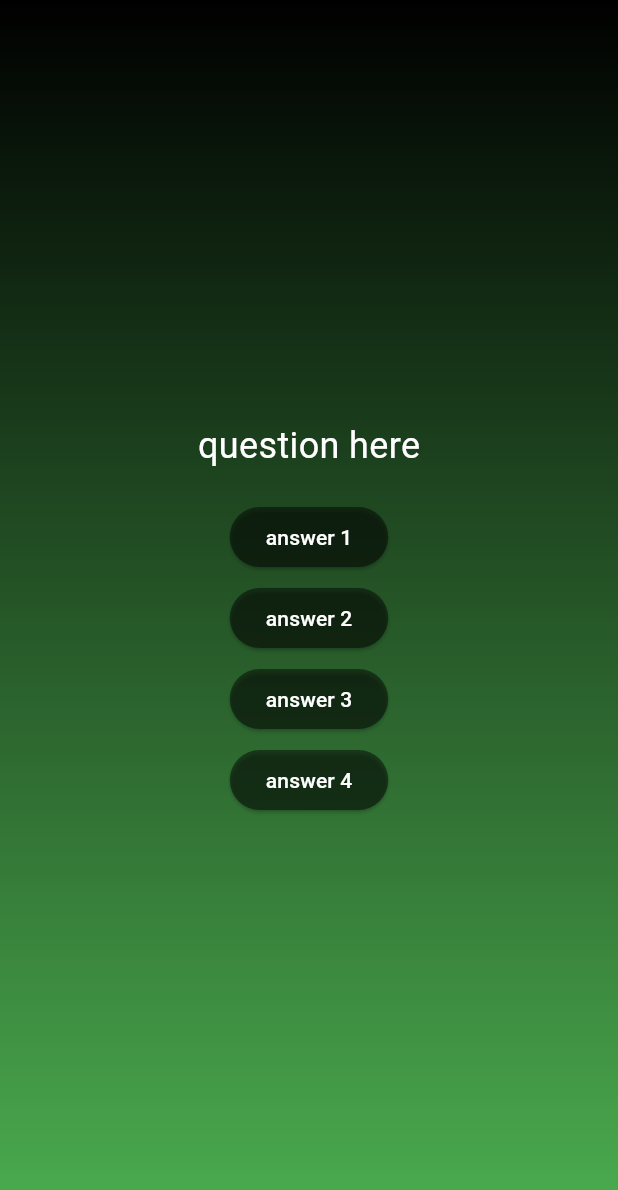
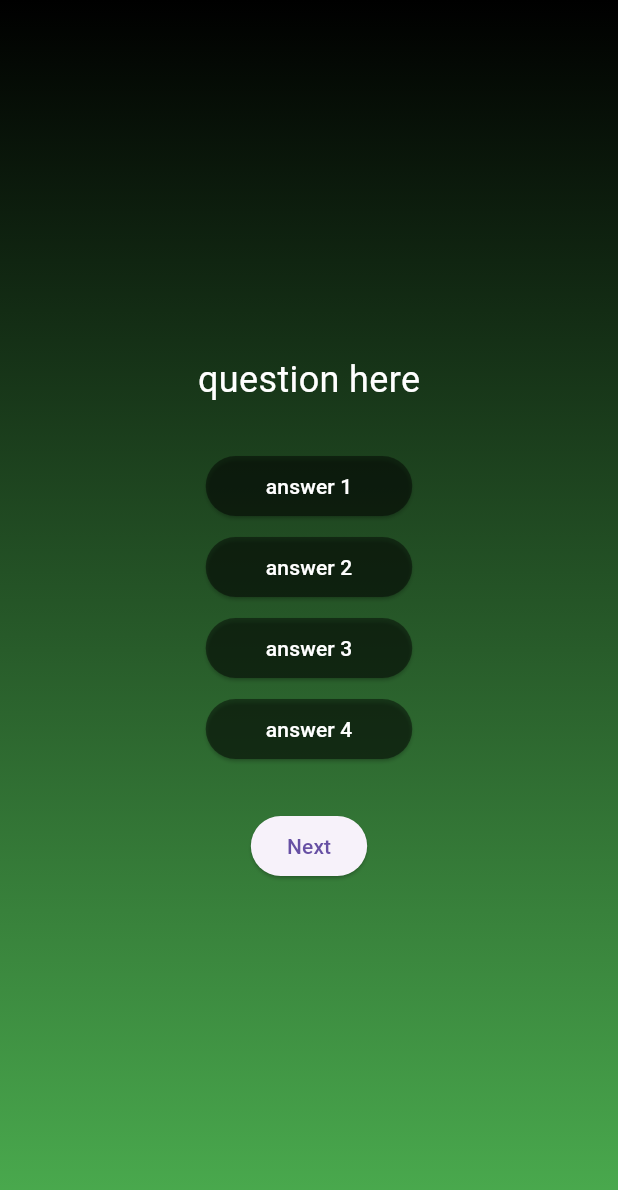
Before and after one commit to cheesyGarlicBread15/adv_basics, a Flutter app: the screen it shows after launch, after a tap on "Start Quiz", on a phone screen of 412 x 824 dp. Shown: the top 1190 px of the screen. Run offline on Flutter 3.47's test engine with Material 3 defaults, Android fonts, the phone set to English and light mode, and no system bars.

Commit message:
↓ optimized design

```diff
--- /dev/null
+++ b/lib/buttons/answer_button.dart
@@ -0,0 +1,20 @@
+import 'package:flutter/material.dart';
+
+class AnswerButton extends StatelessWidget {
+  final String answer;
+  final void Function() onTap;
+  const AnswerButton({super.key, required this.answer, required this.onTap});
+
+  @override
+  Widget build(BuildContext context) {
+    return ElevatedButton(
+        onPressed: onTap,
+        style: ElevatedButton.styleFrom(
+            backgroundColor: Colors.black45,
+            padding: const EdgeInsets.symmetric(horizontal: 40, vertical: 10)),
+        child: Text(
+          answer,
+          style: const TextStyle(color: Colors.white),
+        ));
+  }
+}
--- a/lib/questions_screen.dart
+++ b/lib/questions_screen.dart
@@ -1,3 +1,4 @@
+import 'package:adv_basics/buttons/answer_button.dart';
 import 'package:flutter/material.dart';
 import 'package:flutter/rendering.dart';
 import 'package:flutter/widgets.dart';
@@ -12,9 +13,10 @@ class QuestionsScreen extends StatefulWidget {
 class _QuestionsScreenState extends State<QuestionsScreen> {
   @override
   Widget build(BuildContext context) {
-    return Center(
+    return SizedBox(
+      width: double.infinity,
       child: Column(
-        mainAxisSize: MainAxisSize.min,
+        mainAxisAlignment: MainAxisAlignment.center,
         children: [
           const Text(
             'question here',
@@ -24,45 +26,37 @@ class _QuestionsScreenState extends State<QuestionsScreen> {
             ),
           ),
           const SizedBox(
-            height: 20,
+            height: 30,
           ),
-          ElevatedButton(
-              onPressed: () {},
-              style: ElevatedButton.styleFrom(backgroundColor: Colors.black45),
-              child: const Text(
-                'answer 1',
-                style: TextStyle(color: Colors.white),
-              )),
+          AnswerButton(
+            answer: 'answer 1',
+            onTap: () {},
+          ),
           const SizedBox(
             height: 6,
           ),
-          ElevatedButton(
-              onPressed: () {},
-              style: ElevatedButton.styleFrom(backgroundColor: Colors.black45),
-              child: const Text(
-                'answer 2',
-                style: TextStyle(color: Colors.white),
-              )),
+          AnswerButton(
+            answer: 'answer 2',
+            onTap: () {},
+          ),
           const SizedBox(
             height: 6,
           ),
-          ElevatedButton(
-              onPressed: () {},
-              style: ElevatedButton.styleFrom(backgroundColor: Colors.black45),
-              child: const Text(
-                'answer 3',
-                style: TextStyle(color: Colors.white),
-              )),
+          AnswerButton(
+            answer: 'answer 3',
+            onTap: () {},
+          ),
           const SizedBox(
             height: 6,
           ),
-          ElevatedButton(
-              onPressed: () {},
-              style: ElevatedButton.styleFrom(backgroundColor: Colors.black45),
-              child: const Text(
-                'answer 4',
-                style: TextStyle(color: Colors.white),
-              )),
+          AnswerButton(
+            answer: 'answer 4',
+            onTap: () {},
+          ),
+          const SizedBox(
+            height: 30,
+          ),
+          ElevatedButton(onPressed: () {}, child: const Text('Next'))
         ],
       ),
     );
```
